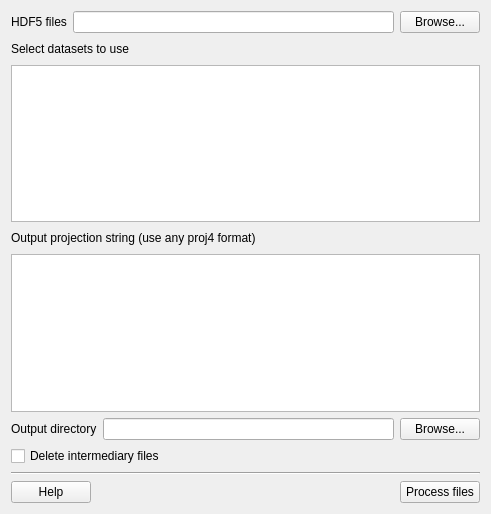
Qt form Ui_HDF5Georeferencer.ui (ricardogsilva/LSASAF-georeferencer) before a commit.
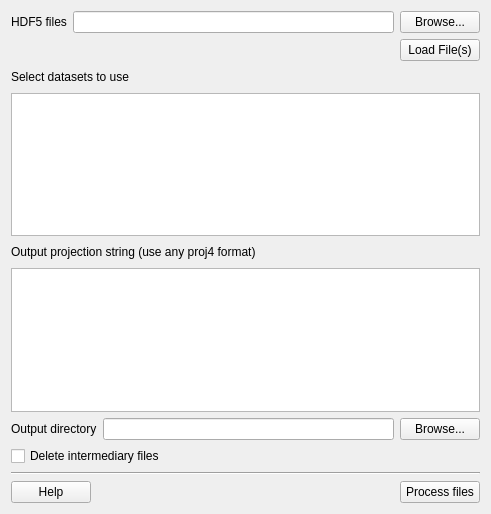
The same form after that commit.

Commit message: buton loadFile added

Patch:
```diff
--- a/Ui_HDF5Georeferencer.ui
+++ b/Ui_HDF5Georeferencer.ui
@@ -38,6 +38,30 @@
      </item>
     </layout>
    </item>
+   <item>
+    <layout class="QHBoxLayout" name="horizontalLayout_7">
+     <item>
+      <spacer name="horizontalSpacer_5">
+       <property name="orientation">
+        <enum>Qt::Horizontal</enum>
+       </property>
+       <property name="sizeHint" stdset="0">
+        <size>
+         <width>40</width>
+         <height>20</height>
+        </size>
+       </property>
+      </spacer>
+     </item>
+     <item>
+      <widget class="QPushButton" name="loadFilePB">
+       <property name="text">
+        <string>Load File(s)</string>
+       </property>
+      </widget>
+     </item>
+    </layout>
+   </item>
    <item>
     <layout class="QHBoxLayout" name="horizontalLayout_5">
      <item>
```
Left out of the diff: 2 changed lines with no effect on the pictures.
